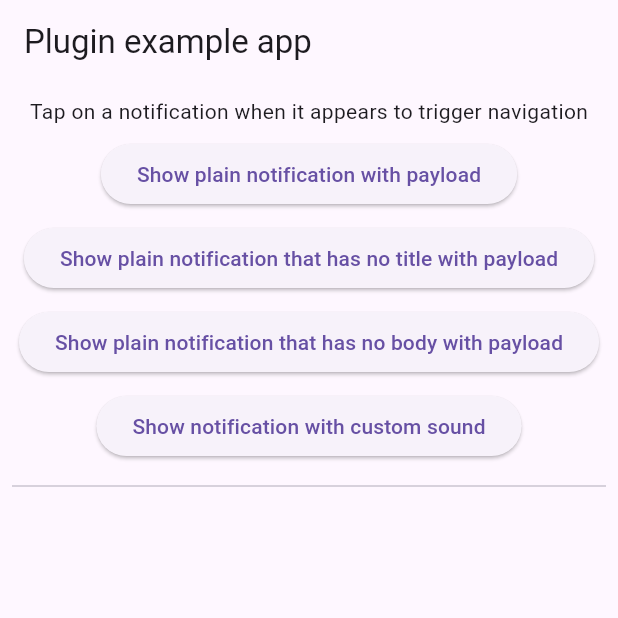
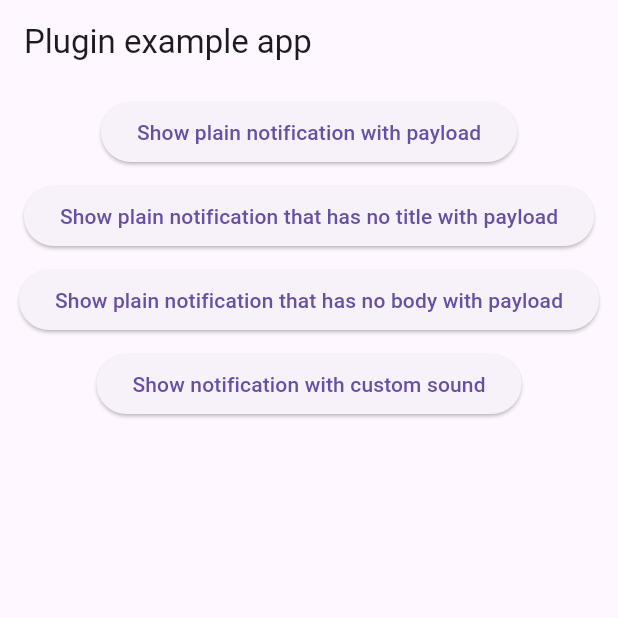
Before and after one commit to yn1993/flutter_local_notifications_example, a Flutter app: the screen it shows after launch, on a phone screen of 412 x 824 dp, the top half of it. Run offline on Flutter 3.47's test engine with Material 3 defaults, Android fonts, the phone set to English and light mode, and no system bars; our stand-ins replace flutter_local_notifications.

Commit message:
Remove unused code and assets from pubspec.yaml and main.dart

```diff
--- a/lib/main.dart
+++ b/lib/main.dart
@@ -288,12 +288,6 @@ class _HomePageState extends State<HomePage> {
             child: Center(
               child: Column(
                 children: <Widget>[
-                  const Padding(
-                    padding: EdgeInsets.fromLTRB(0, 0, 0, 8),
-                    child:
-                        Text('Tap on a notification when it appears to trigger'
-                            ' navigation'),
-                  ),
                   PaddedElevatedButton(
                     buttonText: 'Show plain notification with payload',
                     onPressed: () async {
@@ -321,7 +315,6 @@ class _HomePageState extends State<HomePage> {
                       await _showNotificationCustomSound();
                     },
                   ),
-                  const Divider(),
                 ],
               ),
             ),
```
Also changed, not shown: 3 other files.
